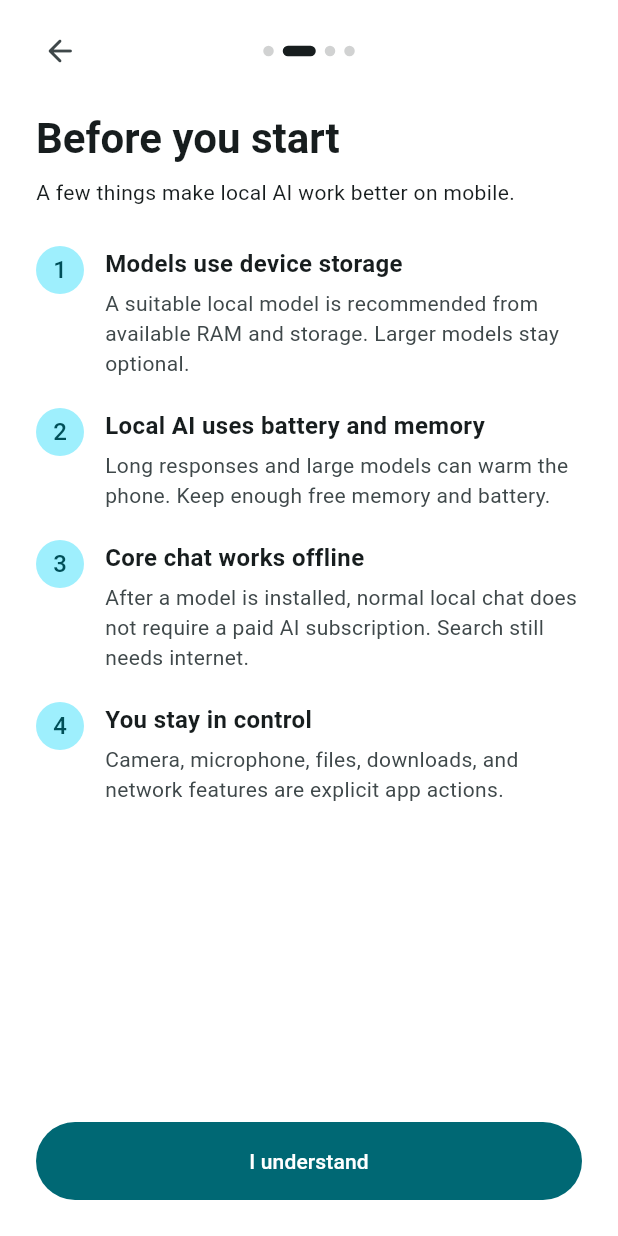
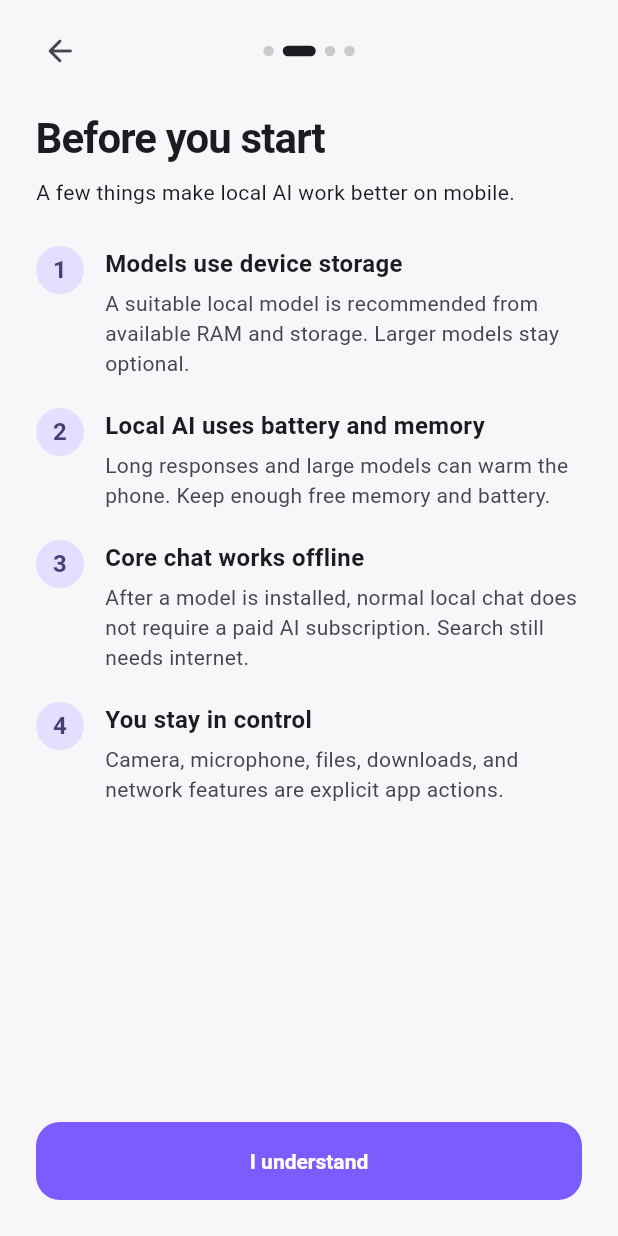
Before and after one commit to smshagor-dev/OpenMindAI, a Flutter app: the screen it shows after launch, after a tap on "Continue", on a phone screen of 412 x 824 dp. Run offline on Flutter 3.47's test engine with Material 3 defaults, Android fonts, the phone set to English and light mode, and no system bars; our stand-ins replace device_info_plus, dio, file_picker, flutter_markdown_plus, flutter_tts, image_picker and 2 more; missing offline and left inert: lib_llama_cpp, pdf_struct_extractor, record, whisper_ggml.

Commit message:
feat(mobile): add premium unified design system

```diff
--- a/src-mobile/lib/core/theme/app_theme.dart
+++ b/src-mobile/lib/core/theme/app_theme.dart
@@ -1,72 +1,151 @@
 import 'package:flutter/material.dart';
 
 class AppTheme {
-  static const _radius = 26.0;
+  static const accent = Color(0xFF7C5CFF);
+  static const accentSoft = Color(0xFF9D87FF);
+  static const ink = Color(0xFF0B0D12);
+  static const darkCanvas = Color(0xFF0B0E13);
+  static const darkSurface = Color(0xFF121722);
+  static const darkSurfaceRaised = Color(0xFF181F2C);
+  static const lightCanvas = Color(0xFFF7F7FA);
+  static const lightSurface = Colors.white;
+  static const _radius = 24.0;
 
-  static ThemeData get light => ThemeData(
+  static ThemeData get light => _build(Brightness.light);
+  static ThemeData get dark => _build(Brightness.dark);
+
+  static ThemeData _build(Brightness brightness) {
+    final dark = brightness == Brightness.dark;
+    final scheme = ColorScheme.fromSeed(
+      seedColor: accent,
+      brightness: brightness,
+      surface: dark ? darkSurface : lightSurface,
+    ).copyWith(
+      primary: accent,
+      secondary: accentSoft,
+      surface: dark ? darkSurface : lightSurface,
+      surfaceContainer: dark ? darkSurfaceRaised : const Color(0xFFF0F1F6),
+      surfaceContainerHigh: dark ? const Color(0xFF1D2533) : const Color(0xFFE9EBF2),
+      outlineVariant: dark ? const Color(0xFF2C3545) : const Color(0xFFDDE0E8),
+    );
+
+    final base = ThemeData(
       useMaterial3: true,
-        brightness: Brightness.light,
-        colorScheme: ColorScheme.fromSeed(
-          seedColor: const Color(0xFF111111),
-          brightness: Brightness.light,
+      brightness: brightness,
+      colorScheme: scheme,
+      scaffoldBackgroundColor: dark ? darkCanvas : lightCanvas,
+      fontFamily: 'sans-serif',
+      visualDensity: VisualDensity.standard,
+    );
+
+    return base.copyWith(
+      textTheme: base.textTheme.copyWith(
+        headlineLarge: base.textTheme.headlineLarge?.copyWith(
+          fontWeight: FontWeight.w800,
+          letterSpacing: -1.0,
         ),
-        scaffoldBackgroundColor: Colors.white,
-        appBarTheme: const AppBarTheme(
-          backgroundColor: Colors.white,
-          foregroundColor: Colors.black,
+        headlineMedium: base.textTheme.headlineMedium?.copyWith(
+          fontWeight: FontWeight.w800,
+          letterSpacing: -.6,
+        ),
+        titleLarge: base.textTheme.titleLarge?.copyWith(
+          fontWeight: FontWeight.w700,
+          letterSpacing: -.25,
+        ),
+        titleMedium: base.textTheme.titleMedium?.copyWith(fontWeight: FontWeight.w700),
+        bodyLarge: base.textTheme.bodyLarge?.copyWith(height: 1.45),
+        bodyMedium: base.textTheme.bodyMedium?.copyWith(height: 1.42),
+      ),
+      appBarTheme: AppBarTheme(
+        backgroundColor: dark ? darkCanvas : lightCanvas,
+        foregroundColor: dark ? Colors.white : ink,
         surfaceTintColor: Colors.transparent,
         elevation: 0,
+        scrolledUnderElevation: 0,
         centerTitle: false,
+        titleTextStyle: TextStyle(
+          color: dark ? Colors.white : ink,
+          fontSize: 18,
+          fontWeight: FontWeight.w700,
+        ),
+      ),
+      drawerTheme: DrawerThemeData(
+        backgroundColor: dark ? const Color(0xFF0E121A) : Colors.white,
+        surfaceTintColor: Colors.transparent,
+        shape: const RoundedRectangleBorder(
+          borderRadius: BorderRadius.horizontal(right: Radius.circular(28)),
+        ),
+      ),
+      bottomSheetTheme: BottomSheetThemeData(
+        backgroundColor: dark ? const Color(0xFF10151F) : Colors.white,
+        surfaceTintColor: Colors.transparent,
+        showDragHandle: true,
+        dragHandleColor: scheme.outlineVariant,
+        shape: const RoundedRectangleBorder(
+          borderRadius: BorderRadius.vertical(top: Radius.circular(28)),
+        ),
+      ),
+      cardTheme: CardThemeData(
+        elevation: 0,
+        margin: EdgeInsets.zero,
+        color: dark ? darkSurface : Colors.white,
+        shape: RoundedRectangleBorder(
+          side: BorderSide(color: scheme.outlineVariant.withValues(alpha: .72)),
+          borderRadius: BorderRadius.circular(20),
+        ),
       ),
       inputDecorationTheme: InputDecorationTheme(
         filled: true,
-          fillColor: const Color(0xFFF4F4F4),
+        fillColor: dark ? const Color(0xFF181E29) : Colors.white,
+        contentPadding: const EdgeInsets.symmetric(horizontal: 18, vertical: 14),
+        hintStyle: TextStyle(color: scheme.onSurfaceVariant.withValues(alpha: .78)),
         border: OutlineInputBorder(
           borderRadius: BorderRadius.circular(_radius),
-            borderSide: BorderSide.none,
+          borderSide: BorderSide(color: scheme.outlineVariant),
         ),
         enabledBorder: OutlineInputBorder(
           borderRadius: BorderRadius.circular(_radius),
-            borderSide: BorderSide.none,
+          borderSide: BorderSide(color: scheme.outlineVariant),
         ),
         focusedBorder: OutlineInputBorder(
           borderRadius: BorderRadius.circular(_radius),
-            borderSide: const BorderSide(color: Color(0xFFB8B8B8)),
+          borderSide: const BorderSide(color: accent, width: 1.35),
         ),
       ),
-      );
-
-  static ThemeData get dark => ThemeData(
-        useMaterial3: true,
-        brightness: Brightness.dark,
-        colorScheme: ColorScheme.fromSeed(
-          seedColor: Colors.white,
-          brightness: Brightness.dark,
-        ),
-        scaffoldBackgroundColor: const Color(0xFF212121),
-        appBarTheme: const AppBarTheme(
-          backgroundColor: Color(0xFF212121),
+      filledButtonTheme: FilledButtonThemeData(
+        style: FilledButton.styleFrom(
+          backgroundColor: accent,
           foregroundColor: Colors.white,
-          surfaceTintColor: Colors.transparent,
-          elevation: 0,
-          centerTitle: false,
-        ),
-        drawerTheme: const DrawerThemeData(backgroundColor: Color(0xFF171717)),
-        inputDecorationTheme: InputDecorationTheme(
-          filled: true,
-          fillColor: const Color(0xFF303030),
-          border: OutlineInputBorder(
-            borderRadius: BorderRadius.circular(_radius),
-            borderSide: BorderSide.none,
-          ),
-          enabledBorder: OutlineInputBorder(
-            borderRadius: BorderRadius.circular(_radius),
-            borderSide: BorderSide.none,
-          ),
-          focusedBorder: OutlineInputBorder(
-            borderRadius: BorderRadius.circular(_radius),
-            borderSide: const BorderSide(color: Color(0xFF5B5B5B)),
+          minimumSize: const Size(0, 52),
+          textStyle: const TextStyle(fontWeight: FontWeight.w700),
+          shape: RoundedRectangleBorder(borderRadius: BorderRadius.circular(16)),
         ),
       ),
+      elevatedButtonTheme: ElevatedButtonThemeData(
+        style: ElevatedButton.styleFrom(
+          elevation: 0,
+          minimumSize: const Size(0, 52),
+          shape: RoundedRectangleBorder(borderRadius: BorderRadius.circular(16)),
+        ),
+      ),
+      chipTheme: base.chipTheme.copyWith(
+        backgroundColor: dark ? const Color(0xFF161C27) : Colors.white,
+        selectedColor: accent.withValues(alpha: dark ? .25 : .14),
+        side: BorderSide(color: scheme.outlineVariant),
+        shape: RoundedRectangleBorder(borderRadius: BorderRadius.circular(14)),
+        labelStyle: const TextStyle(fontWeight: FontWeight.w600),
+      ),
+      listTileTheme: ListTileThemeData(
+        iconColor: scheme.onSurfaceVariant,
+        shape: RoundedRectangleBorder(borderRadius: BorderRadius.circular(16)),
+        contentPadding: const EdgeInsets.symmetric(horizontal: 14, vertical: 3),
+      ),
+      dividerTheme: DividerThemeData(color: scheme.outlineVariant, thickness: 1),
+      snackBarTheme: SnackBarThemeData(
+        behavior: SnackBarBehavior.floating,
+        shape: RoundedRectangleBorder(borderRadius: BorderRadius.circular(16)),
+      ),
+      progressIndicatorTheme: const ProgressIndicatorThemeData(color: accent),
     );
   }
+}
```
Lines whose indentation alone changed are shown as unchanged.
